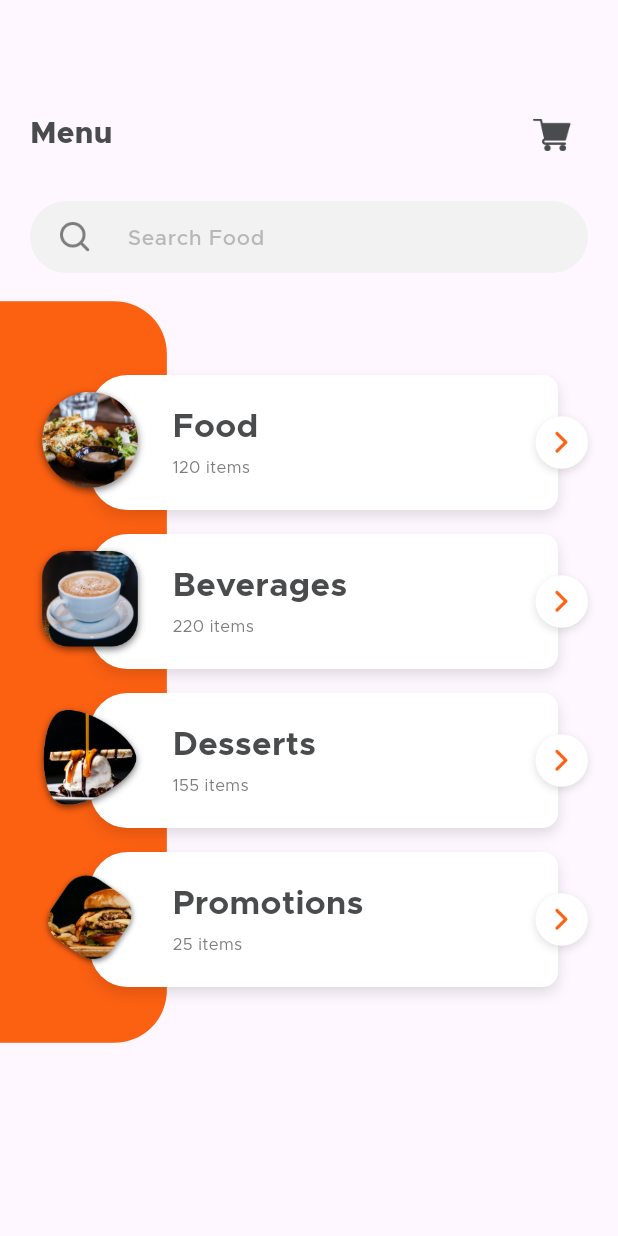
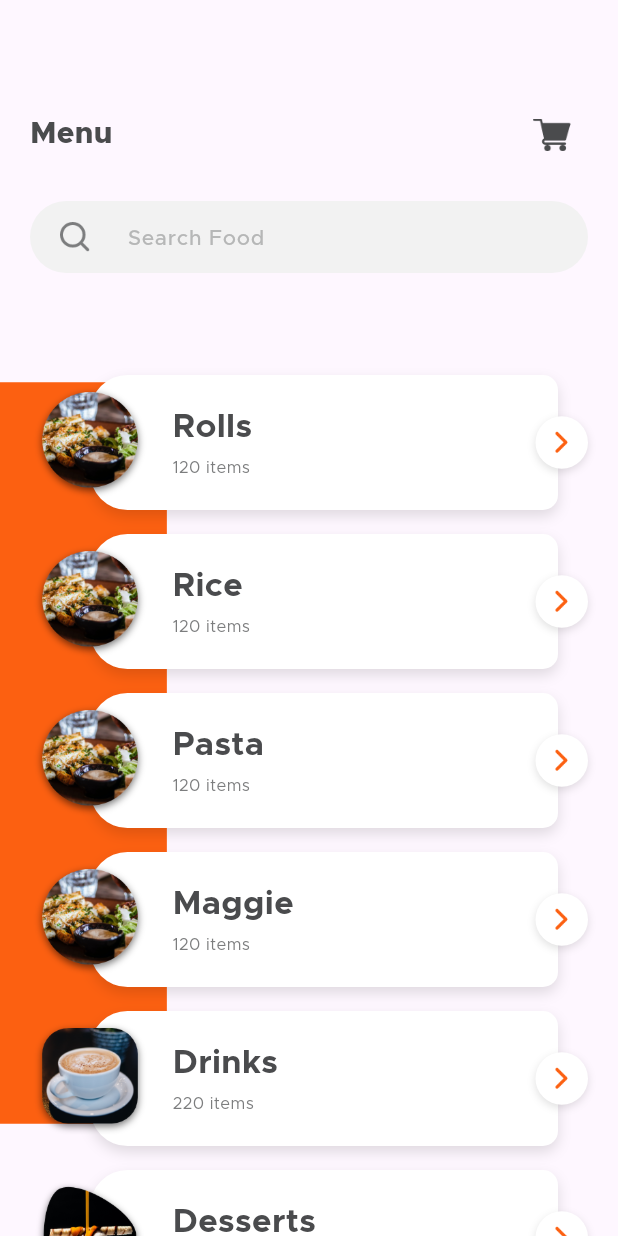
Before and after one commit to ryder2003/NightBiteLatest, a Flutter app: the MenuView screen opened directly, on a phone screen of 412 x 824 dp. Run offline on Flutter 3.47's test engine with Material 3 defaults, Android fonts, the phone set to English and light mode, and no system bars; drawn by our look-alikes of flutter_easyloading; our stand-ins replace cloud_firestore, firebase_auth, firebase_core, firebase_storage, flutter_rating_bar, flutter_svg and 8 more; missing offline and left inert: custom_map_markers; accounts and stored records are empty; statements that could not run were skipped.

Commit message:
done products showing

```diff
--- a/lib/main.dart
+++ b/lib/main.dart
@@ -36,7 +36,7 @@ void main() async {
   SystemChrome.setPreferredOrientations(
       [DeviceOrientation.portraitDown,DeviceOrientation.portraitUp]).then((value){
     _initializeFirebase();
-    runApp(const MyApp(defaultHome: AddProducts(),));
+    runApp(const MyApp(defaultHome: MainTabView(),));
   });
 }
 
--- a/lib/services/database.dart
+++ b/lib/services/database.dart
@@ -16,4 +16,9 @@ class DatabaseMethods {
         .add(userInfoMap);
   }
 
+  Future  <Stream<QuerySnapshot>> getProducts(String category) async{
+    return await FirebaseFirestore.instance.collection(category).snapshots();
+  }
+
+
 }
--- a/lib/view/Admin/add_Products.dart
+++ b/lib/view/Admin/add_Products.dart
@@ -99,7 +99,7 @@ class _AddProductsState extends State<AddProducts> {
   }
 
   String? value;
-  final List<String> categoryitem = ['Rolls','Rice','Pasta','Maggie','Snacks','Drinks'];
+  final List<String> categoryitem = ['Rolls','Rice','Pasta','Maggie','Snacks','Drinks','Desserts'];
   @override
   Widget build(BuildContext context) {
     return Scaffold(
--- a/lib/view/menu/menu_view.dart
+++ b/lib/view/menu/menu_view.dart
@@ -15,12 +15,27 @@ class MenuView extends StatefulWidget {
 class _MenuViewState extends State<MenuView> {
   List menuArr = [
     {
-      "name": "Food",
+      "name": "Rolls",
       "image": "assets/img/menu_1.png",
       "items_count": "120",
     },
     {
-      "name": "Beverages",
+      "name": "Rice",
+      "image": "assets/img/menu_1.png",
+      "items_count": "120",
+    },
+    {
+      "name": "Pasta",
+      "image": "assets/img/menu_1.png",
+      "items_count": "120",
+    },
+    {
+      "name": "Maggie",
+      "image": "assets/img/menu_1.png",
+      "items_count": "120",
+    },
+    {
+      "name": "Drinks",
       "image": "assets/img/menu_2.png",
       "items_count": "220",
     },
@@ -30,7 +45,7 @@ class _MenuViewState extends State<MenuView> {
       "items_count": "155",
     },
     {
-      "name": "Promotions",
+      "name": "Snacks",
       "image": "assets/img/menu_4.png",
       "items_count": "25",
     },
@@ -126,7 +141,7 @@ class _MenuViewState extends State<MenuView> {
                             Navigator.push(
                               context,
                               MaterialPageRoute(
-                                builder: (context) => MenuItemsView(
+                                builder: (context) => CategoryProduct(
                                   mObj: mObj,
                                 ),
                               ),
```
Also changed, not shown: lib/common_widget/menu_item_row.dart (+127 -8 lines), lib/view/menu/menu_items_view.dart (+73 -26 lines).
